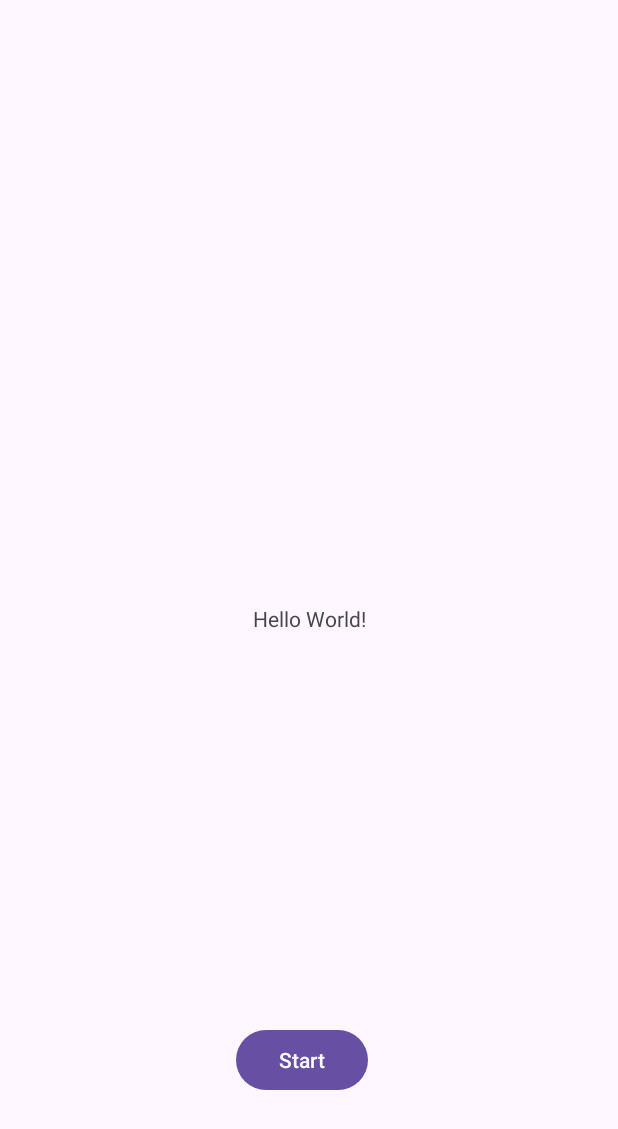
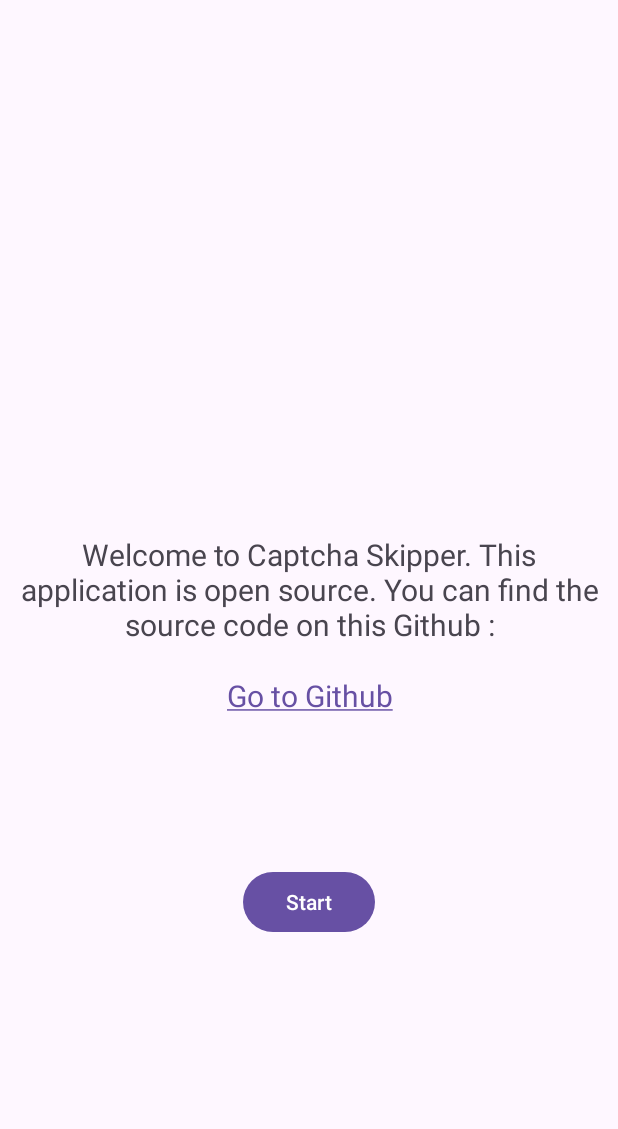
Before and after one commit to teo-ldsm/CaptchaSkipper, an Android app: the screen it shows after launch (MainActivity), on a phone screen of 412 x 824 dp. Shown: the top 1129 px of the screen. Run offline under Robolectric (Android 15) with nearby library versions, the phone set to English and light mode, and no system bars.

Commit message:
v1.0.1 (UI modif)

```diff
--- a/app/build.gradle
+++ b/app/build.gradle
@@ -11,7 +11,7 @@
         minSdk 24
         targetSdk 33
         versionCode 1
-        versionName "1.0"
+        versionName "v1.0.0-beta"
 
         testInstrumentationRunner "androidx.test.runner.AndroidJUnitRunner"
     }
--- a/app/src/main/java/com/teo/captchaskipper/MainActivity.java
+++ b/app/src/main/java/com/teo/captchaskipper/MainActivity.java
@@ -6,7 +6,7 @@
 import android.os.Bundle;
 import android.view.View;
 import android.widget.Button;
-import android.widget.Toast;
+
 
 public class MainActivity extends AppCompatActivity {
 
--- a/app/src/main/java/com/teo/captchaskipper/Recup_Lien.java
+++ b/app/src/main/java/com/teo/captchaskipper/Recup_Lien.java
@@ -117,7 +117,7 @@
                 if (aucuneErreur){
 
                     Looper.prepare();
-                    Toast.makeText(Recup_Lien.this, "Connected to " + responseBody, Toast.LENGTH_LONG).show();
+//                    Toast.makeText(Recup_Lien.this, "Connected to " + responseBody, Toast.LENGTH_LONG).show();
 
                     Intent intent = new Intent(Recup_Lien.this, Web_Wiewer.class);
                     intent.putExtra("RESPONSE_BODY", responseBody);
--- a/app/src/main/res/layout/activity_main.xml
+++ b/app/src/main/res/layout/activity_main.xml
@@ -1,28 +1,51 @@
 <?xml version="1.0" encoding="utf-8"?>
-<androidx.constraintlayout.widget.ConstraintLayout xmlns:android="http://schemas.android.com/apk/res/android"
-    xmlns:app="http://schemas.android.com/apk/res-auto"
-    xmlns:tools="http://schemas.android.com/tools"
-    android:layout_width="match_parent"
-    android:layout_height="match_parent"
-    tools:context=".MainActivity">
+<RelativeLayout xmlns:android="http://schemas.android.com/apk/res/android"
+        xmlns:tools="http://schemas.android.com/tools"
+        android:layout_width="match_parent"
+        android:layout_height="match_parent"
+        tools:context=".MainActivity"
+        android:orientation="vertical">
 
-    <TextView
-        android:layout_width="wrap_content"
-        android:layout_height="wrap_content"
-        android:text="Hello World!"
-        app:layout_constraintBottom_toBottomOf="parent"
-        app:layout_constraintEnd_toEndOf="parent"
-        app:layout_constraintStart_toStartOf="parent"
-        app:layout_constraintTop_toTopOf="parent" />
+
+
+    <LinearLayout
+            android:id="@+id/welcome_bloc"
+            android:layout_width="match_parent"
+            android:layout_height="wrap_content"
+            android:layout_centerInParent="true"
+            android:orientation="vertical">
+        <TextView
+                android:id="@+id/welcome_txt"
+                android:layout_width="match_parent"
+                android:layout_height="wrap_content"
+                android:text="@string/welcome"
+                android:textSize="20sp"
+                android:textAlignment="center"
+                android:layout_margin="10dp"
+
+             />
+        <TextView
+                android:layout_width="match_parent"
+                android:layout_height="wrap_content"
+                android:text="@string/github"
+                android:textSize="20sp"
+                android:textAlignment="center"
+                android:autoLink="web"
+                android:layout_marginTop="10dp"
+            />
+
+    </LinearLayout>
 
     <Button
             android:text="@string/start"
             android:layout_width="wrap_content"
             android:layout_height="wrap_content"
             android:id="@+id/start_btn"
-            app:layout_constraintBottom_toBottomOf="parent"
-            android:layout_marginBottom="93dp"
-            app:layout_constraintStart_toStartOf="parent"
-            android:layout_marginStart="157dp" />
+            android:layout_below="@+id/welcome_bloc"
+            android:layout_marginTop="100dp"
+            android:layout_marginStart="100dp"
+            android:layout_marginEnd="100dp"
+            android:layout_marginBottom="100dp"
+            android:layout_centerInParent="true" />
 
-</androidx.constraintlayout.widget.ConstraintLayout>
+</RelativeLayout>
--- a/app/src/main/res/values/strings.xml
+++ b/app/src/main/res/values/strings.xml
@@ -8,4 +8,7 @@
     <string name="port">Port</string>
     <string name="default_port" translatable="false">5000</string>
     <string name="instruction_validation">Press Done when you have left the captcha page</string>
+    <string name="welcome">Welcome to Captcha Skipper. This application is open source. You can find the source code on this Github :</string>
+    <string name="github"><a href="https://github.com/teo-ldsm/CaptchaSkipper">Go to Github</a></string>
+    <string name="instruction">Once you have solved the captcha, click on the link that has just appeared and then click on the done button at the top left of the screen</string>
 </resources>
```
Also changed, not shown: app/src/main/AndroidManifest.xml (+12 -3 lines), app/src/main/res/layout/activity_recup_lien.xml (+12 -0 lines), 1 other file.
